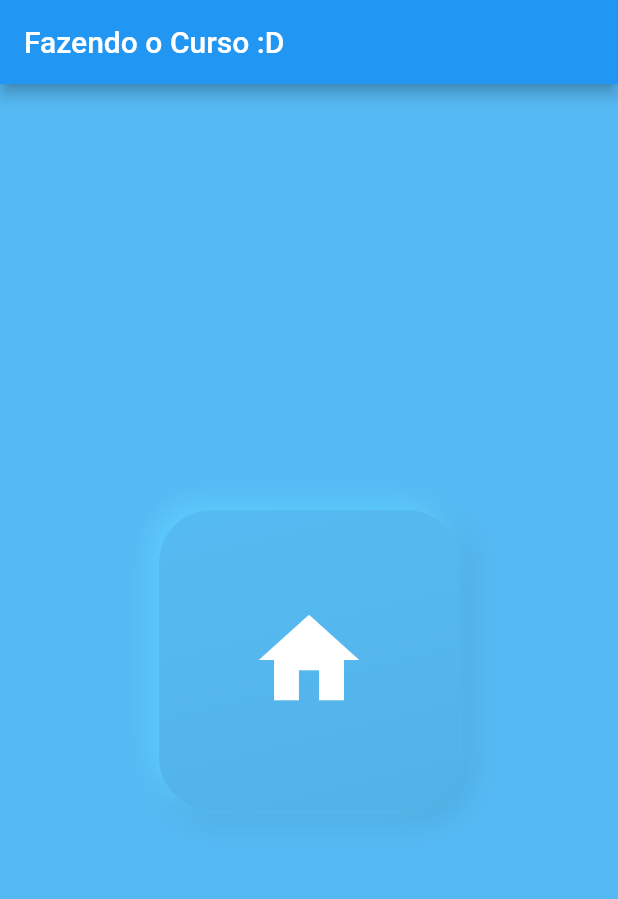
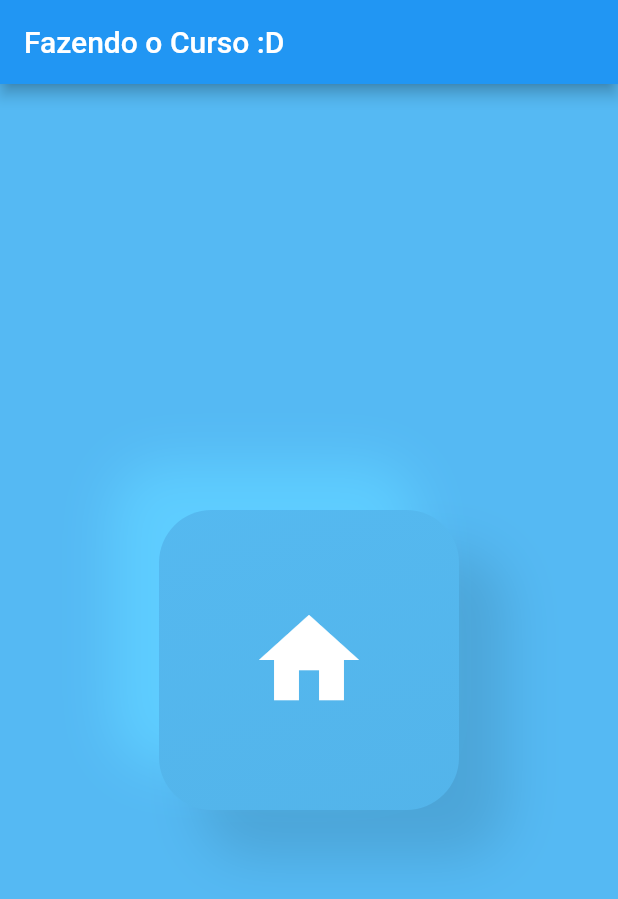
Before and after one commit to Eric-Catarina/Flutter-coringa, a Flutter app: the screen it shows after launch, on a phone screen of 412 x 824 dp. Shown: the top 899 px of the screen. Run offline on Flutter 3.47's test engine with Material 2 defaults, Android fonts, the phone set to English and light mode, and no system bars.

Commit message:
Alterações Neumorfismo

```diff
--- a/lib/homepage.dart
+++ b/lib/homepage.dart
@@ -44,8 +44,8 @@ class QuadradoNeumorfico extends StatelessWidget{
      height: 200,
      decoration: BoxDecoration(
        gradient: LinearGradient(
-           begin: Alignment(-1.0, -4.0),
-           end: Alignment(1.0, 4.0),
+           begin: Alignment(-2.0, -8.0),
+           end: Alignment(2.0, 8.0),
            colors: [
              Color(0xFF5bc6ff),
              Color(0xFF4da7db),
@@ -55,14 +55,14 @@ class QuadradoNeumorfico extends StatelessWidget{
        boxShadow: [
          BoxShadow(
              color: Color(0xFF4ca5d8),
-             offset: Offset(5.0, 5.0),
-             blurRadius: 15.0,
-             spreadRadius: 1.0),
+             offset: Offset(30.0, 30.0),
+             blurRadius:30.0,
+             spreadRadius: 2.0),
          BoxShadow(
              color: Color(0xFF5ecdff),
-             offset: Offset(-5.0, -5.0),
-             blurRadius: 15.0,
-             spreadRadius: 1.0),
+             offset: Offset(-30.0, -30.0),
+             blurRadius: 30.0,
+             spreadRadius: 2.0),
        ]
      ),
    );
```
